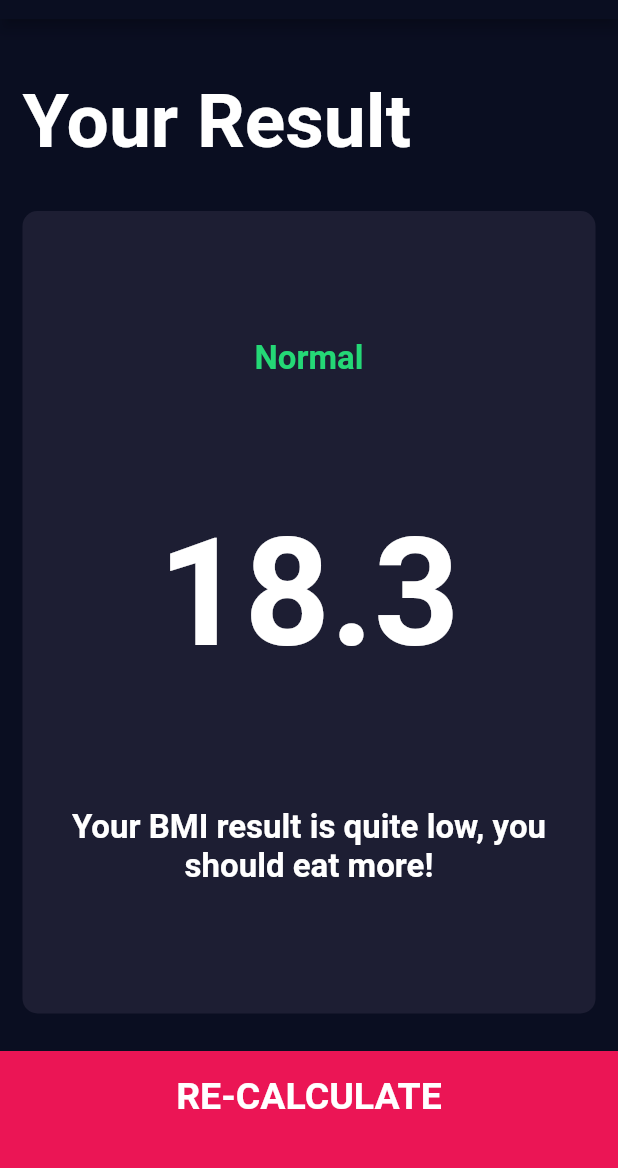
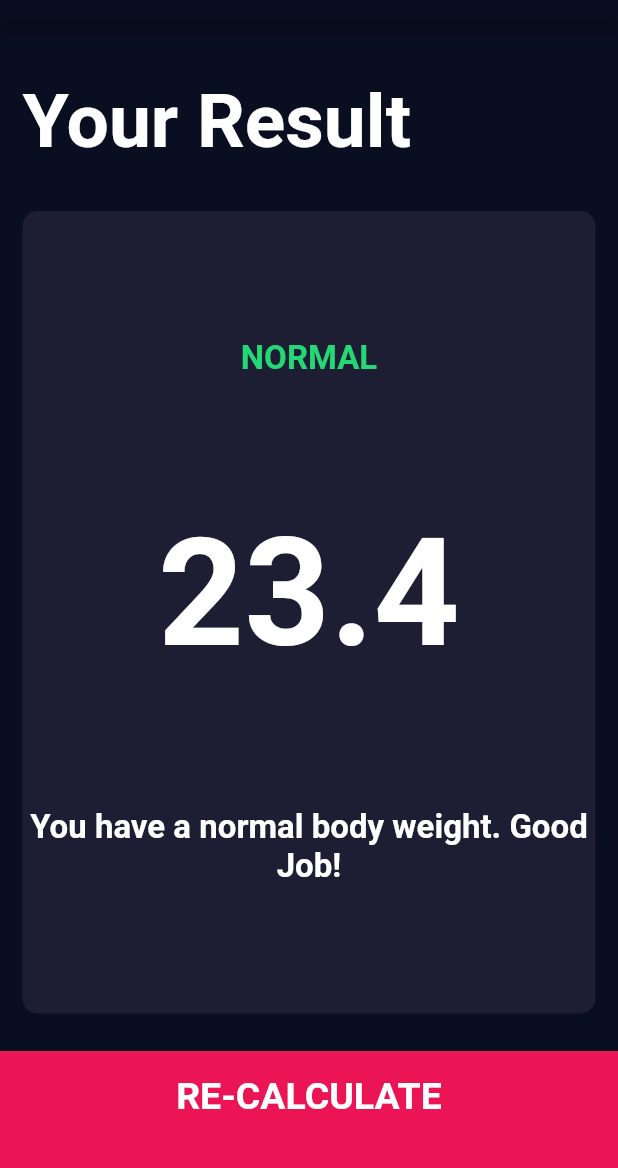
Before and after one commit to shenoyganeshprasad/bmi_calculator, a Flutter app: the screen it shows after launch, after a tap on "CALCULATE", on a phone screen of 412 x 824 dp, the part 65-1233 px from its top. Run offline on Flutter 3.47's test engine with Material 2 defaults, Android fonts, the phone set to English and light mode, and no system bars; our stand-ins replace font_awesome_flutter.

Commit message:
add functionality

```diff
--- /dev/null
+++ b/lib/calculate.dart
@@ -0,0 +1,34 @@
+import 'dart:math';
+
+class Calculate {
+  final int height;
+  final int weight;
+  Calculate({this.height, this.weight});
+
+  double _bmi;
+
+  String calculateBMI() {
+    _bmi = weight / pow(height / 100, 2);
+    return _bmi.toStringAsFixed(1);
+  }
+
+  String getResults() {
+    if (_bmi >= 25) {
+      return 'Overweight';
+    } else if (_bmi > 18.5) {
+      return 'Normal';
+    } else {
+      return 'Underweight';
+    }
+  }
+
+  String getInterpretation() {
+    if (_bmi >= 25) {
+      return 'You have a higher than normal body weight. Try to exercise more.';
+    } else if (_bmi > 18.5) {
+      return 'You have a normal body weight. Good Job!';
+    } else {
+      return 'You have a lower than normal body weight. You can eat a bit more.';
+    }
+  }
+}
--- a/lib/screens/homePage.dart
+++ b/lib/screens/homePage.dart
@@ -2,6 +2,7 @@ import 'package:flutter/material.dart';
 import 'package:bmi_calculator_flutter/widgets/reuseableCard.dart';
 import 'package:bmi_calculator_flutter/widgets/iconContent.dart';
 import 'package:bmi_calculator_flutter/widgets/bottomButton.dart';
+import '../calculate.dart';
 import '../constants.dart';
 import 'resultsPage.dart';
 import 'package:font_awesome_flutter/font_awesome_flutter.dart';
@@ -196,9 +197,15 @@ class _HomePageState extends State<HomePage> {
           ),
           BottomButtom(
             onTap: () {
+              Calculate cal = Calculate(height: height, weight: weight);
               Navigator.push(
                 context,
-                MaterialPageRoute(builder: (context) => ResultsPage()),
+                MaterialPageRoute(
+                    builder: (context) => ResultsPage(
+                          bmiResult: cal.calculateBMI(),
+                          resultText: cal.getResults(),
+                          interpretationText: cal.getInterpretation(),
+                        )),
               );
             },
             buttonTitle: 'CALCULATE',
--- a/lib/screens/resultsPage.dart
+++ b/lib/screens/resultsPage.dart
@@ -3,8 +3,16 @@ import 'package:bmi_calculator_flutter/widgets/reuseableCard.dart';
 import 'package:bmi_calculator_flutter/widgets/bottomButton.dart';
 import '../constants.dart';
 
+class ResultsPage extends StatelessWidget {
+  final String bmiResult;
+  final String resultText;
+  final String interpretationText;
 
-class ResultsPage extends StatelessWidget {
+  ResultsPage(
+      {@required this.bmiResult,
+      @required this.resultText,
+      @required this.interpretationText});
+
   @override
   Widget build(BuildContext context) {
     return Scaffold(
@@ -34,12 +42,12 @@ class ResultsPage extends StatelessWidget {
                 crossAxisAlignment: CrossAxisAlignment.center,
                 children: <Widget>[
                   Text(
-                    'Normal',
+                    resultText.toUpperCase(),
                     style: resultTextStyle,
                   ),
-                  Text('18.3', style: bmiTextStyle),
+                  Text(bmiResult, style: bmiTextStyle),
                   Text(
-                    'Your BMI result is quite low, you should eat more!',
+                    interpretationText,
                     style: bodyTextStyle,
                     textAlign: TextAlign.center,
                   ),
```
